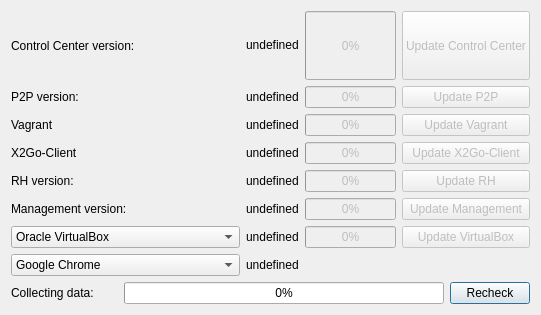
Above: hub/forms/DlgAbout.ui from subutai-io/control-center before the change. Below: the same form after it.
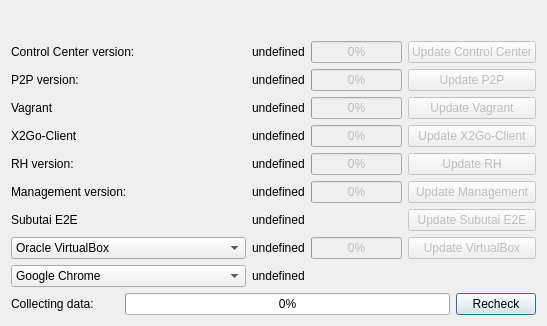
That is the form after the change. Icons and pictures are not drawn.

Commit message: add subutai e2e to the about dlg ui

```diff
--- a/hub/forms/DlgAbout.ui
+++ b/hub/forms/DlgAbout.ui
@@ -6,8 +6,8 @@
    <rect>
     <x>0</x>
     <y>0</y>
-    <width>541</width>
-    <height>315</height>
+    <width>547</width>
+    <height>326</height>
    </rect>
   </property>
   <property name="windowTitle">
@@ -19,8 +19,8 @@
   </property>
   <layout class="QVBoxLayout" name="verticalLayout">
    <item>
-    <layout class="QGridLayout" name="gridLayout_3" rowstretch="10,0">
-     <item row="1" column="0">
+    <layout class="QGridLayout" name="gridLayout_3" rowstretch="10,0,0">
+     <item row="2" column="0">
       <layout class="QGridLayout" name="gridLayout" columnstretch="1,3,0">
        <item row="0" column="1">
         <widget class="QProgressBar" name="pb_initialization_progress">
@@ -48,39 +48,27 @@
        </item>
       </layout>
      </item>
-     <item row="0" column="0">
-      <layout class="QGridLayout" name="gridLayout_2" rowstretch="2,0,0,0,0,0,0,0,0,0" columnstretch="1,0,0,0">
-       <item row="6" column="0">
-        <widget class="QComboBox" name="comboBox">
-         <property name="toolTip">
-          <string>&lt;html&gt;&lt;head/&gt;&lt;body&gt;&lt;p&gt;Hypervisor for peer manager&lt;/p&gt;&lt;/body&gt;&lt;/html&gt;</string>
+     <item row="1" column="0">
+      <layout class="QGridLayout" name="gridLayout_2" rowstretch="2,0,0,0,0,0,0,0,0,0,0,0" columnstretch="1,0,0,0">
+       <item row="6" column="3">
+        <widget class="QPushButton" name="btn_subutai_e2e">
+         <property name="enabled">
+          <bool>false</bool>
          </property>
-         <item>
-          <property name="text">
-           <string>Oracle VirtualBox</string>
-          </property>
-         </item>
-        </widget>
-       </item>
-       <item row="0" column="1">
-        <widget class="QLabel" name="lbl_tray_version_val">
          <property name="text">
-          <string>undefined</string>
+          <string>Update Subutai E2E</string>
          </property>
-         <property name="textInteractionFlags">
-          <set>Qt::LinksAccessibleByMouse|Qt::TextSelectableByKeyboard|Qt::TextSelectableByMouse</set>
-         </property>
         </widget>
        </item>
-       <item row="0" column="0">
-        <widget class="QLabel" name="lbl_tray_version">
+       <item row="6" column="1">
+        <widget class="QLabel" name="lbl_subutai_e2e_val">
          <property name="text">
-          <string>Control Center version:</string>
+          <string>undefined</string>
          </property>
         </widget>
        </item>
-       <item row="0" column="2">
-        <widget class="QProgressBar" name="pb_tray">
+       <item row="4" column="2">
+        <widget class="QProgressBar" name="pb_rh">
          <property name="enabled">
           <bool>false</bool>
          </property>
@@ -95,39 +83,6 @@
          </property>
         </widget>
        </item>
-       <item row="1" column="2">
-        <widget class="QProgressBar" name="pb_p2p">
-         <property name="enabled">
-          <bool>false</bool>
-         </property>
-         <property name="sizePolicy">
-          <sizepolicy hsizetype="Preferred" vsizetype="Preferred">
-           <horstretch>0</horstretch>
-           <verstretch>0</verstretch>
-          </sizepolicy>
-         </property>
-         <property name="value">
-          <number>0</number>
-         </property>
-        </widget>
-       </item>
-       <item row="3" column="0">
-        <widget class="QLabel" name="lbl_x2go_version">
-         <property name="text">
-          <string>X2Go-Client</string>
-         </property>
-        </widget>
-       </item>
-       <item row="1" column="1">
-        <widget class="QLabel" name="lbl_p2p_version_val">
-         <property name="text">
-          <string>undefined</string>
-         </property>
-         <property name="textInteractionFlags">
-          <set>Qt::LinksAccessibleByMouse|Qt::TextSelectableByKeyboard|Qt::TextSelectableByMouse</set>
-         </property>
-        </widget>
-       </item>
        <item row="1" column="3">
         <widget class="QPushButton" name="btn_p2p_update">
          <property name="enabled">
@@ -144,27 +99,27 @@
          </property>
         </widget>
        </item>
-       <item row="3" column="2">
-        <widget class="QProgressBar" name="pb_x2go">
-         <property name="enabled">
-          <bool>false</bool>
+       <item row="5" column="1">
+        <widget class="QLabel" name="lbl_rhm_version_val">
+         <property name="text">
+          <string>undefined</string>
          </property>
-         <property name="value">
-          <number>0</number>
+         <property name="textInteractionFlags">
+          <set>Qt::LinksAccessibleByMouse|Qt::TextSelectableByKeyboard|Qt::TextSelectableByMouse</set>
          </property>
         </widget>
        </item>
-       <item row="3" column="3">
-        <widget class="QPushButton" name="btn_x2go_update">
+       <item row="7" column="3">
+        <widget class="QPushButton" name="btn_oracle_virtualbox_update">
          <property name="enabled">
           <bool>false</bool>
          </property>
          <property name="text">
-          <string>Update X2Go-Client</string>
+          <string>Update VirtualBox</string>
          </property>
         </widget>
        </item>
-       <item row="9" column="1">
+       <item row="10" column="1">
         <widget class="QLabel" name="lbl_chrome_version_val">
          <property name="text">
           <string>undefined</string>
@@ -174,8 +129,15 @@
          </property>
         </widget>
        </item>
-       <item row="0" column="3">
-        <widget class="QPushButton" name="btn_tray_update">
+       <item row="3" column="0">
+        <widget class="QLabel" name="lbl_x2go_version">
+         <property name="text">
+          <string>X2Go-Client</string>
+         </property>
+        </widget>
+       </item>
+       <item row="0" column="2">
+        <widget class="QProgressBar" name="pb_tray">
          <property name="enabled">
           <bool>false</bool>
          </property>
@@ -185,52 +147,27 @@
            <verstretch>0</verstretch>
           </sizepolicy>
          </property>
-         <property name="text">
-          <string>Update Control Center</string>
+         <property name="value">
+          <number>0</number>
          </property>
         </widget>
        </item>
-       <item row="2" column="0">
-        <widget class="QLabel" name="lbl_vagrant_version">
-         <property name="text">
-          <string>Vagrant</string>
-         </property>
-        </widget>
-       </item>
-       <item row="2" column="3">
-        <widget class="QPushButton" name="btn_vagrant_update">
+       <item row="1" column="2">
+        <widget class="QProgressBar" name="pb_p2p">
          <property name="enabled">
           <bool>false</bool>
          </property>
-         <property name="text">
-          <string>Update Vagrant</string>
+         <property name="sizePolicy">
+          <sizepolicy hsizetype="Preferred" vsizetype="Preferred">
+           <horstretch>0</horstretch>
+           <verstretch>0</verstretch>
+          </sizepolicy>
          </property>
-        </widget>
-       </item>
-       <item row="2" column="1">
-        <widget class="QLabel" name="lbl_vagrant_version_val">
-         <property name="text">
-          <string>undefined</string>
-         </property>
-        </widget>
-       </item>
-       <item row="2" column="2">
-        <widget class="QProgressBar" name="pb_vagrant">
-         <property name="enabled">
-          <bool>false</bool>
-         </property>
          <property name="value">
           <number>0</number>
          </property>
         </widget>
        </item>
-       <item row="3" column="1">
-        <widget class="QLabel" name="lbl_x2go_version_val">
-         <property name="text">
-          <string>undefined</string>
-         </property>
-        </widget>
-       </item>
        <item row="1" column="0">
         <widget class="QLabel" name="lbl_p2p_version">
          <property name="text">
@@ -238,33 +175,96 @@
          </property>
         </widget>
        </item>
-       <item row="6" column="1">
+       <item row="10" column="0">
+        <widget class="QComboBox" name="comboBox_2">
+         <property name="toolTip">
+          <string>&lt;html&gt;&lt;head/&gt;&lt;body&gt;&lt;p&gt;Default browser&lt;/p&gt;&lt;/body&gt;&lt;/html&gt;</string>
+         </property>
+         <item>
+          <property name="text">
+           <string>Google Chrome</string>
+          </property>
+         </item>
+        </widget>
+       </item>
+       <item row="5" column="3">
+        <widget class="QPushButton" name="btn_rhm_update">
+         <property name="enabled">
+          <bool>false</bool>
+         </property>
+         <property name="sizePolicy">
+          <sizepolicy hsizetype="Preferred" vsizetype="Preferred">
+           <horstretch>0</horstretch>
+           <verstretch>0</verstretch>
+          </sizepolicy>
+         </property>
+         <property name="text">
+          <string>Update Management</string>
+         </property>
+        </widget>
+       </item>
+       <item row="2" column="1">
+        <widget class="QLabel" name="lbl_vagrant_version_val">
+         <property name="text">
+          <string>undefined</string>
+         </property>
+        </widget>
+       </item>
+       <item row="1" column="1">
+        <widget class="QLabel" name="lbl_p2p_version_val">
+         <property name="text">
+          <string>undefined</string>
+         </property>
+         <property name="textInteractionFlags">
+          <set>Qt::LinksAccessibleByMouse|Qt::TextSelectableByKeyboard|Qt::TextSelectableByMouse</set>
+         </property>
+        </widget>
+       </item>
+       <item row="7" column="0">
+        <widget class="QComboBox" name="comboBox">
+         <property name="toolTip">
+          <string>&lt;html&gt;&lt;head/&gt;&lt;body&gt;&lt;p&gt;Hypervisor for peer manager&lt;/p&gt;&lt;/body&gt;&lt;/html&gt;</string>
+         </property>
+         <item>
+          <property name="text">
+           <string>Oracle VirtualBox</string>
+          </property>
+         </item>
+        </widget>
+       </item>
+       <item row="5" column="2">
+        <widget class="QProgressBar" name="pb_rhm">
+         <property name="enabled">
+          <bool>false</bool>
+         </property>
+         <property name="sizePolicy">
+          <sizepolicy hsizetype="Preferred" vsizetype="Preferred">
+           <horstretch>0</horstretch>
+           <verstretch>0</verstretch>
+          </sizepolicy>
+         </property>
+         <property name="value">
+          <number>0</number>
+         </property>
+        </widget>
+       </item>
+       <item row="4" column="1">
+        <widget class="QLabel" name="lbl_rh_version_val">
+         <property name="text">
+          <string>undefined</string>
+         </property>
+         <property name="textInteractionFlags">
+          <set>Qt::LinksAccessibleByMouse|Qt::TextSelectableByKeyboard|Qt::TextSelectableByMouse</set>
+         </property>
+        </widget>
+       </item>
+       <item row="7" column="1">
         <widget class="QLabel" name="lbl_oracle_virtualbox_version_val">
          <property name="text">
           <string>undefined</string>
          </property>
         </widget>
        </item>
-       <item row="6" column="3">
-        <widget class="QPushButton" name="btn_oracle_virtualbox_update">
-         <property name="enabled">
-          <bool>false</bool>
-         </property>
-         <property name="text">
-          <string>Update VirtualBox</string>
-         </property>
-        </widget>
-       </item>
-       <item row="6" column="2">
-        <widget class="QProgressBar" name="pb_oracle_virtualbox">
-         <property name="enabled">
-          <bool>false</bool>
-         </property>
-         <property name="value">
-          <number>0</number>
-         </property>
-        </widget>
-       </item>
        <item row="4" column="0">
         <widget class="QLabel" name="lbl_rh_version">
          <property name="text">
@@ -272,8 +272,62 @@
          </property>
         </widget>
        </item>
-       <item row="4" column="3">
-        <widget class="QPushButton" name="btn_rh_update">
+       <item row="2" column="2">
+        <widget class="QProgressBar" name="pb_vagrant">
+         <property name="enabled">
+          <bool>false</bool>
+         </property>
+         <property name="value">
+          <number>0</number>
+         </property>
+        </widget>
+       </item>
+       <item row="3" column="2">
+        <widget class="QProgressBar" name="pb_x2go">
+         <property name="enabled">
+          <bool>false</bool>
+         </property>
+         <property name="value">
+          <number>0</number>
+         </property>
+        </widget>
+       </item>
+       <item row="3" column="1">
+        <widget class="QLabel" name="lbl_x2go_version_val">
+         <property name="text">
+          <string>undefined</string>
+         </property>
+        </widget>
+       </item>
+       <item row="2" column="3">
+        <widget class="QPushButton" name="btn_vagrant_update">
+         <property name="enabled">
+          <bool>false</bool>
+         </property>
+         <property name="text">
+          <string>Update Vagrant</string>
+         </property>
+        </widget>
+       </item>
+       <item row="7" column="2">
+        <widget class="QProgressBar" name="pb_oracle_virtualbox">
+         <property name="enabled">
+          <bool>false</bool>
+         </property>
+         <property name="value">
+          <number>0</number>
+         </property>
+        </widget>
+       </item>
+       <item row="2" column="0">
+        <widget class="QLabel" name="lbl_vagrant_version">
+         <property name="text">
+          <string>Vagrant</string>
+         </property>
+        </widget>
+       </item>
+       <item row="0" column="3">
+        <widget class="QPushButton" name="btn_tray_update">
          <property name="enabled">
           <bool>false</bool>
          </property>
@@ -284,12 +338,12 @@
           </sizepolicy>
          </property>
          <property name="text">
-          <string>Update RH</string>
+          <string>Update Control Center</string>
          </property>
         </widget>
        </item>
-       <item row="4" column="1">
-        <widget class="QLabel" name="lbl_rh_version_val">
+       <item row="0" column="1">
+        <widget class="QLabel" name="lbl_tray_version_val">
          <property name="text">
           <string>undefined</string>
          </property>
@@ -298,32 +352,21 @@
          </property>
         </widget>
        </item>
-       <item row="4" column="2">
-        <widget class="QProgressBar" name="pb_rh">
+       <item row="3" column="3">
+        <widget class="QPushButton" name="btn_x2go_update">
          <property name="enabled">
           <bool>false</bool>
          </property>
-         <property name="sizePolicy">
-          <sizepolicy hsizetype="Preferred" vsizetype="Preferred">
-           <horstretch>0</horstretch>
-           <verstretch>0</verstretch>
-          </sizepolicy>
-         </property>
-         <property name="value">
-          <number>0</number>
+         <property name="text">
+          <string>Update X2Go-Client</string>
          </property>
         </widget>
        </item>
-       <item row="9" column="0">
-        <widget class="QComboBox" name="comboBox_2">
-         <property name="toolTip">
-          <string>&lt;html&gt;&lt;head/&gt;&lt;body&gt;&lt;p&gt;Default browser&lt;/p&gt;&lt;/body&gt;&lt;/html&gt;</string>
+       <item row="0" column="0">
+        <widget class="QLabel" name="lbl_tray_version">
+         <property name="text">
+          <string>Control Center version:</string>
          </property>
-         <item>
-          <property name="text">
-           <string>Google Chrome</string>
-          </property>
-         </item>
         </widget>
        </item>
        <item row="5" column="0">
@@ -333,18 +376,8 @@
          </property>
         </widget>
        </item>
-       <item row="5" column="1">
-        <widget class="QLabel" name="lbl_rhm_version_val">
-         <property name="text">
-          <string>undefined</string>
-         </property>
-         <property name="textInteractionFlags">
-          <set>Qt::LinksAccessibleByMouse|Qt::TextSelectableByKeyboard|Qt::TextSelectableByMouse</set>
-         </property>
-        </widget>
-       </item>
-       <item row="5" column="2">
-        <widget class="QProgressBar" name="pb_rhm">
+       <item row="4" column="3">
+        <widget class="QPushButton" name="btn_rh_update">
          <property name="enabled">
           <bool>false</bool>
          </property>
@@ -354,24 +387,15 @@
            <verstretch>0</verstretch>
           </sizepolicy>
          </property>
-         <property name="value">
-          <number>0</number>
+         <property name="text">
+          <string>Update RH</string>
          </property>
         </widget>
        </item>
-       <item row="5" column="3">
-        <widget class="QPushButton" name="btn_rhm_update">
-         <property name="enabled">
-          <bool>false</bool>
-         </property>
-         <property name="sizePolicy">
-          <sizepolicy hsizetype="Preferred" vsizetype="Preferred">
-           <horstretch>0</horstretch>
-           <verstretch>0</verstretch>
-          </sizepolicy>
-         </property>
+       <item row="6" column="0">
+        <widget class="QLabel" name="lbl_subutai_e2e">
          <property name="text">
-          <string>Update Management</string>
+          <string>Subutai E2E</string>
          </property>
         </widget>
        </item>
```
The commit also changes 1 other file.
